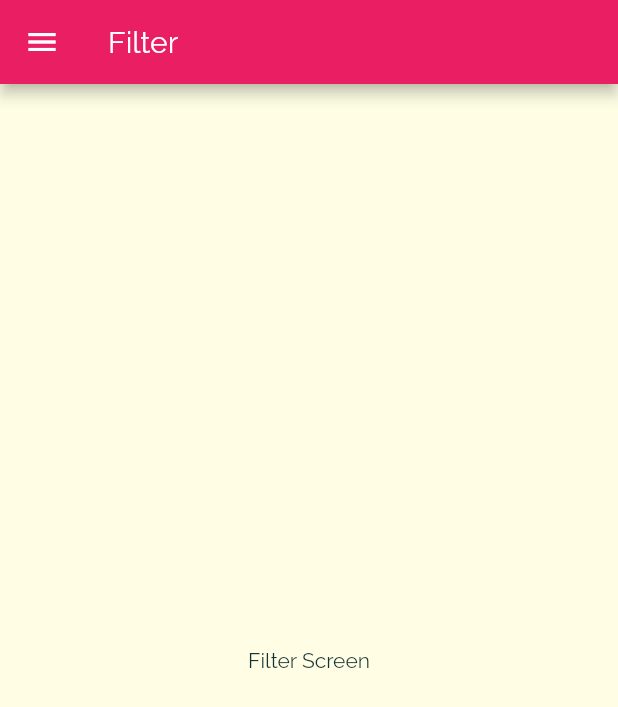
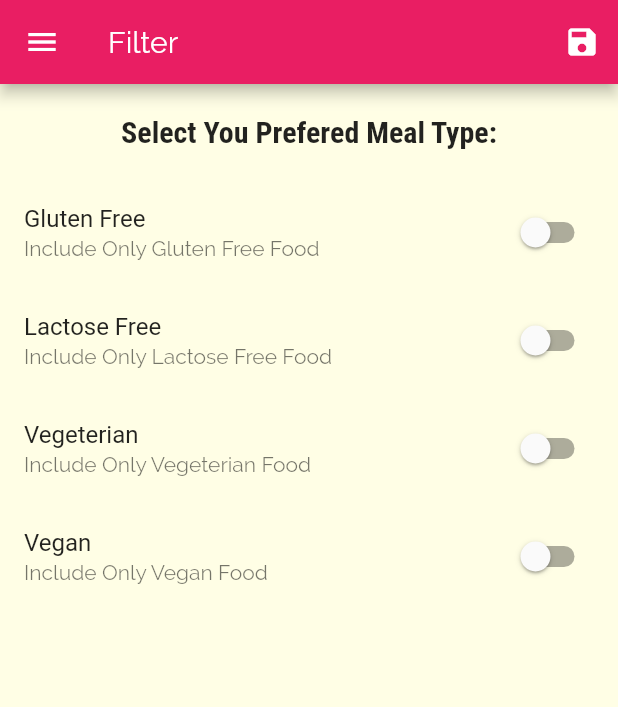
Before and after one commit to parimal5/Daily-Meals-App, a Flutter app: the FilterScreen screen opened by its route, on a phone screen of 412 x 824 dp. Shown: the top 707 px of the screen. Run offline on Flutter 3.47's test engine with Material 2 defaults, Android fonts, the phone set to English and light mode, and no system bars.

Commit message:
Finished My Daily Meals App.

```diff
--- a/lib/main.dart
+++ b/lib/main.dart
@@ -1,5 +1,7 @@
 import 'package:flutter/material.dart';
 
+import 'dummy_data.dart';
+import 'model/meal.dart';
 import 'screens/filter_screen.dart';
 import 'screens/tabs_screen.dart';
 import 'screens/meal_detail_screen.dart';
@@ -8,7 +10,55 @@ import 'screens/category_meal_screen.dart';
 
 void main() => runApp(MyApp());
 
-class MyApp extends StatelessWidget {
+class MyApp extends StatefulWidget {
+  @override
+  _MyAppState createState() => _MyAppState();
+}
+
+class _MyAppState extends State<MyApp> {
+  Map<String, bool> _filters = {
+    'gluten': false,
+    'lactose': false,
+    'vegeterian': false,
+    'vegan': false,
+  };
+
+  List<Meal> _avaibleMeal = DUMMY_MEALS;
+  List<Meal> _favouriteMeal = [];
+
+  void _setFilter(Map<String, bool> filterData) {
+    setState(() {
+      _filters = filterData;
+
+      _avaibleMeal = DUMMY_MEALS.where((meal) {
+        if (_filters['gluten'] && !meal.isGlutenFree) return false;
+        if (_filters['lactose'] && !meal.isLactoseFree) return false;
+        if (_filters['vegeterian'] && !meal.isVegetarian) return false;
+        if (_filters['vegan'] && !meal.isVegan) return false;
+        return true;
+      }).toList();
+    });
+  }
+
+  void _toggleFavourite(String id) {
+    final currentIndex = _favouriteMeal.indexWhere((meal) => meal.id == id);
+    if (currentIndex >= 0) {
+      setState(() {
+        _favouriteMeal.removeAt(currentIndex);
+      });
+    } else {
+      setState(() {
+        _favouriteMeal.add(
+          DUMMY_MEALS.firstWhere((meal) => meal.id == id),
+        );
+      });
+    }
+  }
+
+  bool _isMealFavourite(String id) {
+    return _favouriteMeal.any((meal) => meal.id == id);
+  }
+
   @override
   Widget build(BuildContext context) {
     return MaterialApp(
@@ -31,11 +81,13 @@ class MyApp extends StatelessWidget {
                   fontWeight: FontWeight.bold,
                 ),
               )),
-      home: TabsScreen(),
+      home: TabsScreen(_favouriteMeal),
       routes: {
-        CatagoryMealsScreen.routeName: (ctx) => CatagoryMealsScreen(),
-        MealDetailScreen.routeName: (ctx) => MealDetailScreen(),
-        FilterScreen.routeName: (ctx) => FilterScreen(),
+        CatagoryMealsScreen.routeName: (ctx) =>
+            CatagoryMealsScreen(_avaibleMeal),
+        MealDetailScreen.routeName: (ctx) =>
+            MealDetailScreen(_toggleFavourite, _isMealFavourite),
+        FilterScreen.routeName: (ctx) => FilterScreen(_filters, _setFilter),
       },
       onUnknownRoute: (setting) {
         return MaterialPageRoute(builder: (ctx) => CatagoriesScreen());
--- a/lib/screens/filter_screen.dart
+++ b/lib/screens/filter_screen.dart
@@ -1,19 +1,106 @@
 import 'package:flutter/material.dart';
+import 'package:myfood/screens/category_meal_screen.dart';
 
 import '/widget/main_drawer.dart';
 
-class FilterScreen extends StatelessWidget {
+class FilterScreen extends StatefulWidget {
   static const routeName = '/filters';
+  final Function saveFilter;
+  final Map<String, bool> currentFilter;
+  FilterScreen(this.currentFilter, this.saveFilter);
+  @override
+  _FilterScreenState createState() => _FilterScreenState();
+}
+
+class _FilterScreenState extends State<FilterScreen> {
+  var _glutenFree = false;
+  var _vegeterian = false;
+  var _vegan = false;
+  var _lactosFree = false;
+
+  @override
+  initState() {
+    _glutenFree = widget.currentFilter['gluten'];
+    _vegeterian = widget.currentFilter['vegeterian'];
+    _vegan = widget.currentFilter['vegan'];
+    _lactosFree = widget.currentFilter['lactose'];
+  }
+
+  Widget buildSwitchListTile(String title, String description,
+      bool currentValue, Function updateValue) {
+    return SwitchListTile(
+      title: Text(title),
+      value: currentValue,
+      subtitle: Text(description),
+      onChanged: updateValue,
+    );
+  }
+
   @override
   Widget build(BuildContext context) {
     return Scaffold(
-      appBar: AppBar(
-        title: Text('Filter'),
-      ),
-      drawer: MainDrawer(),
-      body: Center(
-        child: Text('Filter Screen'),
-      ),
-    );
+        appBar: AppBar(
+          title: Text('Filter'),
+          actions: [
+            IconButton(
+              onPressed: () {
+                final selectFilter = {
+                  'gluten': _glutenFree,
+                  'lactose': _lactosFree,
+                  'vegeterian': _vegeterian,
+                  'vegan': _vegan,
+                };
+                widget.saveFilter(selectFilter);
+                Navigator.of(context).pushNamed('/');
+              },
+              icon: Icon(Icons.save),
+            ),
+          ],
+        ),
+        drawer: MainDrawer(),
+        body: Column(
+          children: [
+            Container(
+              padding: EdgeInsets.all(20),
+              child: Text(
+                'Select You Prefered Meal Type:',
+                style: Theme.of(context).textTheme.headline6,
+              ),
+            ),
+            Expanded(
+              child: ListView(
+                children: [
+                  buildSwitchListTile('Gluten Free',
+                      'Include Only Gluten Free Food', _glutenFree, (newValue) {
+                    setState(() {
+                      _glutenFree = newValue;
+                    });
+                  }),
+                  buildSwitchListTile(
+                      'Lactose Free',
+                      'Include Only Lactose Free Food',
+                      _lactosFree, (newValue) {
+                    setState(() {
+                      _lactosFree = newValue;
+                    });
+                  }),
+                  buildSwitchListTile(
+                      'Vegeterian', 'Include Only Vegeterian Food', _vegeterian,
+                      (newValue) {
+                    setState(() {
+                      _vegeterian = newValue;
+                    });
+                  }),
+                  buildSwitchListTile(
+                      'Vegan', 'Include Only Vegan Food', _vegan, (newValue) {
+                    setState(() {
+                      _vegan = newValue;
+                    });
+                  }),
+                ],
+              ),
+            ),
+          ],
+        ));
   }
 }
```
Also changed, not shown: lib/screens/category_meal_screen.dart (+14 -4 lines), lib/screens/fav_screen.dart (+27 -6 lines), lib/screens/meal_detail_screen.dart (+20 -3 lines), lib/screens/tabs_screen.dart (+16 -4 lines).
